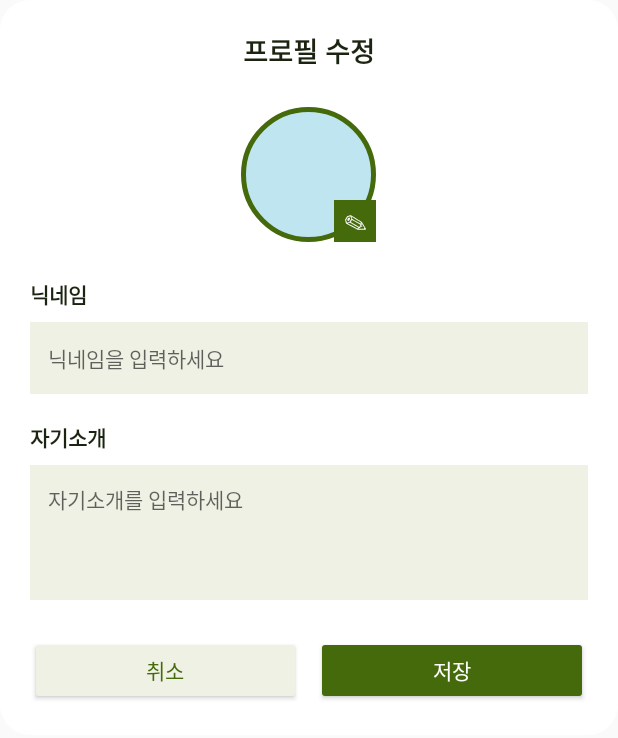
After one commit to spotmate-team/spotmate, an Android app built with Jetpack Compose: the layout edit_profile.xml on its own in the app's theme, with its tools: preview values and no code run, on a phone screen of 412 x 824 dp. The commit adds this screen. Shown: the top 738 px of the screen. Run offline under Robolectric (Android 15) with nearby library versions, the phone set to English and light mode, and no system bars.

Commit message:
마이페이지 ui 구현(초안)

```diff
--- a/app/build.gradle.kts
+++ b/app/build.gradle.kts
@@ -53,4 +53,5 @@ dependencies {
     androidTestImplementation(libs.androidx.junit)
     debugImplementation(libs.androidx.compose.ui.test.manifest)
     debugImplementation(libs.androidx.compose.ui.tooling)
+    implementation("com.google.android.material:material:1.12.0")
 }
--- /dev/null
+++ b/app/src/main/res/layout/edit_profile.xml
@@ -0,0 +1,122 @@
+<?xml version="1.0" encoding="utf-8"?>
+<LinearLayout xmlns:android="http://schemas.android.com/apk/res/android"
+    android:layout_width="match_parent"
+    android:layout_height="wrap_content"
+    android:orientation="vertical"
+    android:background="@drawable/bg_mypage_card"
+    android:padding="20dp">
+
+    <!-- 상단 제목 -->
+    <TextView
+        android:layout_width="match_parent"
+        android:layout_height="wrap_content"
+        android:text="프로필 수정"
+        android:textSize="18sp"
+        android:textStyle="bold"
+        android:textColor="#1B2410"
+        android:gravity="center"
+        android:layout_marginBottom="24dp" />
+
+    <!-- 프로필 사진 -->
+    <FrameLayout
+        android:layout_width="90dp"
+        android:layout_height="90dp"
+        android:layout_gravity="center"
+        android:layout_marginBottom="24dp">
+
+        <ImageView
+            android:id="@+id/edit_profile_image"
+            android:layout_width="match_parent"
+            android:layout_height="match_parent"
+            android:background="@drawable/bg_profile_circle"
+            android:scaleType="centerCrop"
+            android:contentDescription="프로필 사진" />
+
+        <TextView
+            android:id="@+id/btn_change_photo"
+            android:layout_width="28dp"
+            android:layout_height="28dp"
+            android:layout_gravity="bottom|end"
+            android:gravity="center"
+            android:text="✎"
+            android:textSize="15sp"
+            android:textColor="#FFFFFF"
+            android:background="#456A0B"
+            android:contentDescription="사진 변경" />
+
+    </FrameLayout>
+
+    <!-- 닉네임 -->
+    <TextView
+        android:layout_width="match_parent"
+        android:layout_height="wrap_content"
+        android:text="닉네임"
+        android:textSize="14sp"
+        android:textStyle="bold"
+        android:textColor="#1B2410"
+        android:layout_marginBottom="8dp" />
+
+    <EditText
+        android:id="@+id/edit_nickname"
+        android:layout_width="match_parent"
+        android:layout_height="48dp"
+        android:background="#EEF1E3"
+        android:paddingHorizontal="12dp"
+        android:textSize="14sp"
+        android:textColor="#1B2410"
+        android:hint="닉네임을 입력하세요"
+        android:singleLine="true" />
+
+    <!-- 자기소개 -->
+    <TextView
+        android:layout_width="match_parent"
+        android:layout_height="wrap_content"
+        android:text="자기소개"
+        android:textSize="14sp"
+        android:textStyle="bold"
+        android:textColor="#1B2410"
+        android:layout_marginTop="18dp"
+        android:layout_marginBottom="8dp" />
+
+    <EditText
+        android:id="@+id/edit_introduction"
+        android:layout_width="match_parent"
+        android:layout_height="90dp"
+        android:background="#EEF1E3"
+        android:padding="12dp"
+        android:gravity="top"
+        android:textSize="14sp"
+        android:textColor="#1B2410"
+        android:hint="자기소개를 입력하세요"
+        android:inputType="textMultiLine"
+        android:maxLines="4" />
+
+    <!-- 하단 버튼 -->
+    <LinearLayout
+        android:layout_width="match_parent"
+        android:layout_height="46dp"
+        android:orientation="horizontal"
+        android:layout_marginTop="24dp">
+
+        <Button
+            android:id="@+id/btn_cancel_edit"
+            android:layout_width="0dp"
+            android:layout_height="match_parent"
+            android:layout_weight="1"
+            android:text="취소"
+            android:textColor="#456A0B"
+            android:backgroundTint="#EEF1E3" />
+
+        <Button
+            android:id="@+id/btn_save_edit"
+            android:layout_width="0dp"
+            android:layout_height="match_parent"
+            android:layout_weight="1"
+            android:layout_marginStart="10dp"
+            android:text="저장"
+            android:textColor="#FFFFFF"
+            android:backgroundTint="#456A0B" />
+
+    </LinearLayout>
+
+</LinearLayout>
```
Also changed, not shown: app/src/main/java/com/example/spotmate/ui/mypage/MyPageFragment.kt (+127 -1 lines), app/src/main/res/layout/fragment_mypage.xml (+5 -2 lines), app/src/main/res/values/styles.xml (added, +8 -0 lines).
